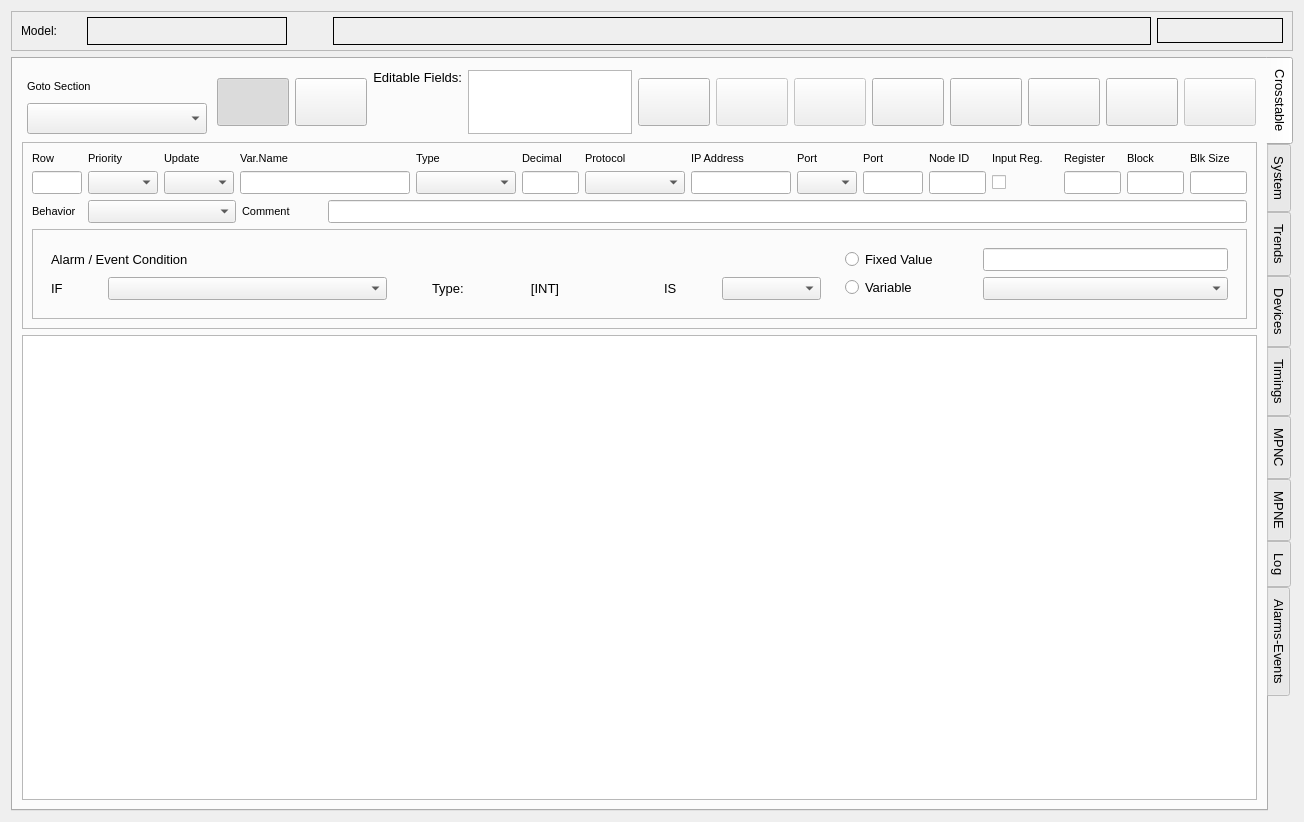
MECTsrl/mect_plugins, file cte/ctedit.ui: the form before one commit.
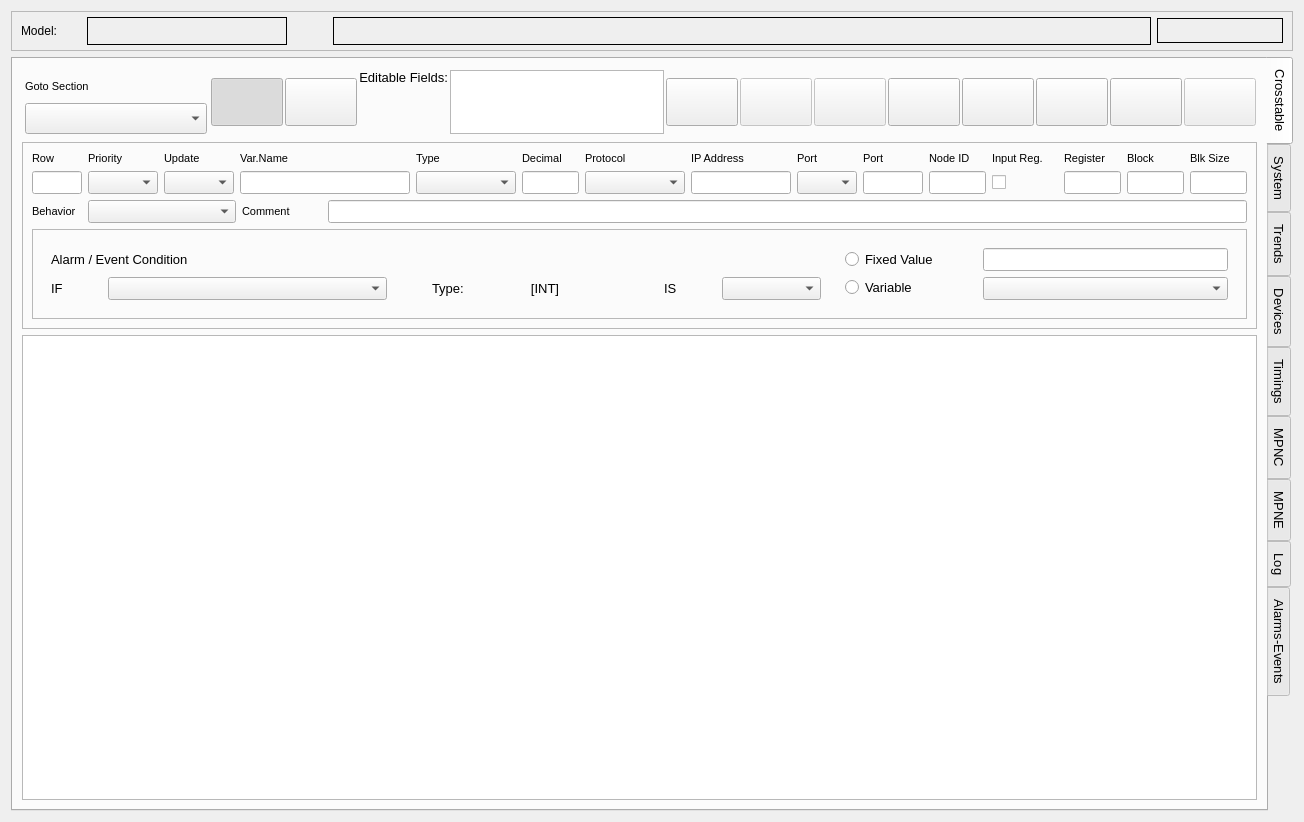
The form after the commit. Icons and pictures are not drawn.

Commit message: Fix cboSection minimum size (now forced via stylesheet)

Diff of the .ui file:
```diff
--- a/cte/ctedit.ui
+++ b/cte/ctedit.ui
@@ -269,6 +269,9 @@
             <number>1</number>
            </property>
            <layout class="QHBoxLayout" name="horizontalLayout_3">
+            <property name="spacing">
+             <number>2</number>
+            </property>
             <property name="leftMargin">
              <number>1</number>
             </property>
@@ -287,10 +290,10 @@
                <number>1</number>
               </property>
               <property name="leftMargin">
-               <number>4</number>
+               <number>2</number>
               </property>
               <property name="rightMargin">
-               <number>4</number>
+               <number>2</number>
               </property>
               <item>
                <widget class="QLabel" name="lblJumpTo">
@@ -325,13 +328,13 @@
                 </property>
                 <property name="minimumSize">
                  <size>
-                  <width>180</width>
+                  <width>182</width>
                   <height>22</height>
                  </size>
                 </property>
                 <property name="maximumSize">
                  <size>
-                  <width>200</width>
+                  <width>212</width>
                   <height>16777215</height>
                  </size>
                 </property>
@@ -345,6 +348,13 @@
                 <property name="toolTip">
                  <string>Select Crosstable Area</string>
                 </property>
+                <property name="styleSheet">
+                 <string notr="true">QComboBox {
+    min-width: 180px;
+    max-width: 210px;
+}
+</string>
+                </property>
                </widget>
               </item>
              </layout>
```
The commit also changes 2 other files.
